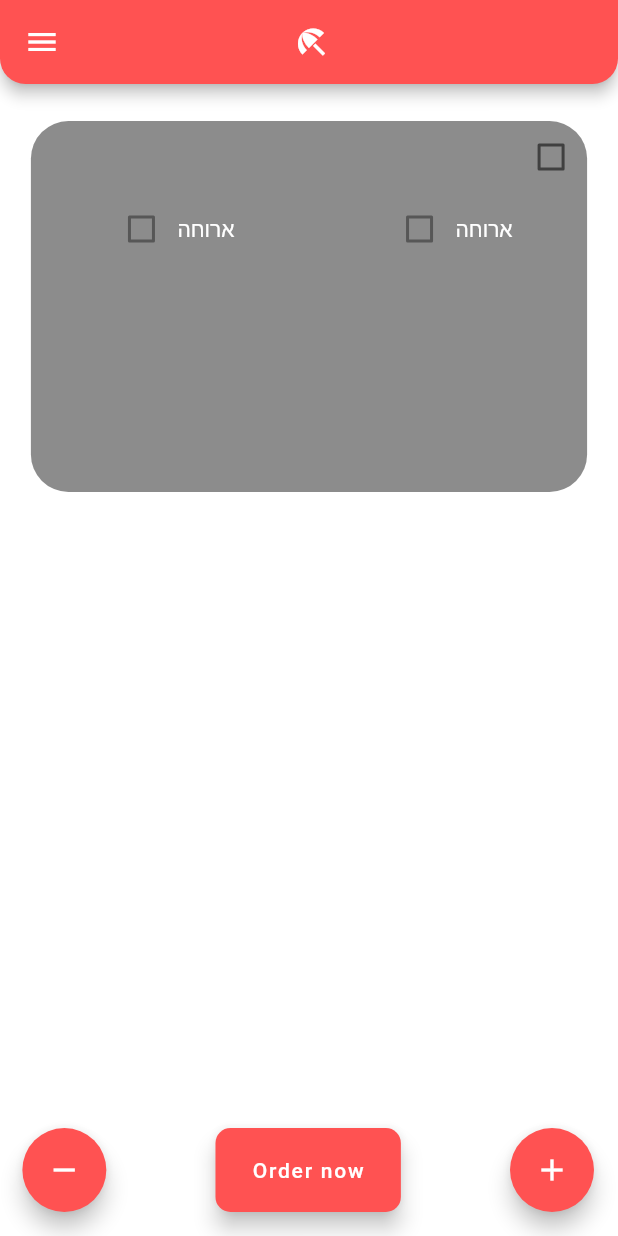
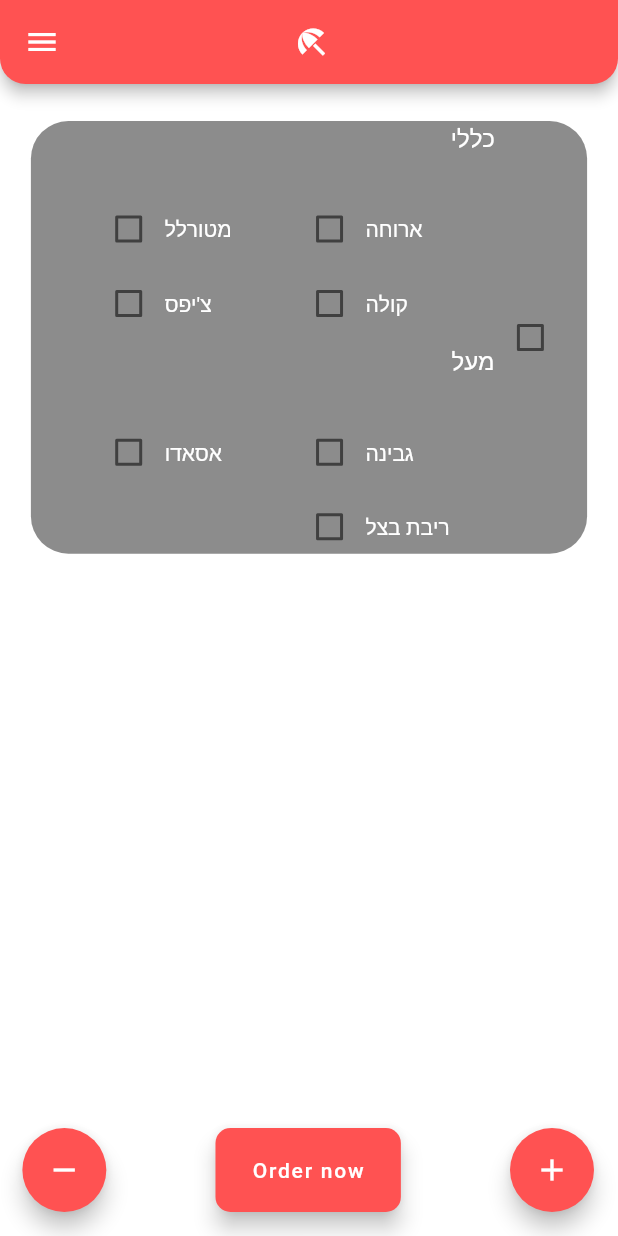
Before and after one commit to benjamin32561/Burger-ordering-app, a Flutter app: the screen it shows once a user with an empty profile is signed in, after a tap on the "add" icon, on a phone screen of 412 x 824 dp. Run offline on Flutter 3.47's test engine with Material 2 defaults, Android fonts, the phone set to English and light mode, and no system bars; our stand-ins replace cloud_firestore, firebase_auth, firebase_core, flutter_spinkit; accounts and stored records are empty.

Commit message:
finished UI, need to send orders and email/phone verification

```diff
--- a/lib/Screens/Home/burger.dart
+++ b/lib/Screens/Home/burger.dart
@@ -1,5 +1,7 @@
 import 'package:flutter/material.dart';
 import 'package:willis/Models/burgerModel.dart';
+
+import '../../helpers.dart';
 
 class Burger extends StatefulWidget
 {
@@ -7,88 +9,90 @@ class Burger extends StatefulWidget
   Burger(this.data);
 
   @override
-  _BurgerState createState() => _BurgerState(data.key);
+  _BurgerState createState() => _BurgerState();
 }
 
 class _BurgerState extends State<Burger>
 {
-  BurgerData data;
   MediaQueryData queryData;
-  _BurgerState(Key k) {data = BurgerData(k);}
-
 
   @override
   Widget build(BuildContext context)
   {
     queryData = MediaQuery.of(context);
     return Container(
+      key: ValueKey(this.widget.data.id),
       decoration: BoxDecoration(
         color: Colors.black45,
         borderRadius: BorderRadius.circular(25.0),
       ),
       alignment: Alignment.center,
       margin: EdgeInsets.only(top: queryData.size.height*0.03, bottom: queryData.size.height*0.03, left: queryData.size.width*0.05, right: queryData.size.width*0.05),
-      height: queryData.size.height*0.3,
-      child: Column(
+      height: queryData.size.height*0.35,
+      child: Row(
         children: [
           Container(
-            alignment: Alignment.topRight,
-            child: Checkbox(
+            height: queryData.size.height*0.35,
+            width: queryData.size.width*0.75,
+            padding: EdgeInsets.only(left: queryData.size.width*0.1),
+            child: GridView.count(
+              crossAxisCount: 2,
+              mainAxisSpacing: 5,
+              childAspectRatio: 3,
+              physics: BouncingScrollPhysics(),
+              children: [
+                Container(),
+                hebrewText("כללי", 16),
+                buildCheckBoxWithText("מטורלל", "crazy"),
+                buildCheckBoxWithText("ארוחה", "meal"),
+                buildCheckBoxWithText("צ'יפס", "fries"),
+                buildCheckBoxWithText("קולה", "cola"),
+                Container(),
+                hebrewText("מעל", 16),
+                buildCheckBoxWithText("אסאדו", "asado"),
+                buildCheckBoxWithText("גבינה", "cheese"),
+                Container(),
+                buildCheckBoxWithText("ריבת בצל", "onion_jam"),
+                Container(),
+                hebrewText("בפנים", 16),
+                buildCheckBoxWithText("חסה", "lades"),
+                buildCheckBoxWithText("עגבנייה", "tomato"),
+                buildCheckBoxWithText("בצל", "onion"),
+                buildCheckBoxWithText("חמוצים", "pickles"),
+              ],
+            ),
+          ),
+          Checkbox(
             checkColor: Colors.white,
             activeColor: Colors.red,
-              value: data.selected,
-              onChanged: (val){
-                setState(() {
-                  data.selected = val;
-                });
-              },
-            ),
-          ),
-          Row(
-            mainAxisAlignment: MainAxisAlignment.spaceAround,
-            children: [
-              Column(
-                children: [
-                  Row(
-                      children: [
-                        Checkbox(
-                          checkColor: Colors.greenAccent,
-                          activeColor: Colors.red,
-                          value: false,
-                        ),
-                        Text("ארוחה",
-                          textDirection: TextDirection.rtl,
-                          style: TextStyle(
-                            color: Colors.white,
-                          ),
-                        ),
-                      ]
+            value: widget.data.info["selected"],
+            onChanged: (val){setState(() => widget.data.info["selected"] = val);},
           ),
         ],
       ),
-              Column(
-                children: [
-                  Row(
+    );
+  }
+
+  Widget buildCheckBoxWithText(String text, String place)
+  {
+    return Row(
       children: [
         Checkbox(
-                          checkColor: Colors.greenAccent,
+          checkColor: Colors.white,
           activeColor: Colors.red,
-                          value: false,
+          value: widget.data.info[place],
+          onChanged: (val){setState(() => widget.data.info[place] = val);},
         ),
-                        Text("ארוחה",
+        hebrewText(text, 14)
+      ]
+    );
+  }
+
+  Widget hebrewText(String text, double font)
+  {
+    return Text(text,
       textDirection: TextDirection.rtl,
-                          style: TextStyle(
-                            color: Colors.white,
-                          ),
-                        ),
-                      ]
-                  ),
-                ],
-              ),
-            ],
-          ),
-        ],
-      )
+      style: textStyle(Colors.white, font),
     );
   }
 }
--- a/lib/Screens/Home/home.dart
+++ b/lib/Screens/Home/home.dart
@@ -19,17 +19,22 @@ class _HomeScreenState extends State<HomeScreen>
   MediaQueryData queryData;
   int toPay = 0;
   int id = 0;
-  List<BurgerData> burgers = null;
+  List<BurgerData> burgers = [];
 
   @override
   Widget build(BuildContext context)
   {
     queryData = MediaQuery.of(context);
     List<Widget> show = [];
-    if (burgers != null)
+    for (int i = 0; i < burgers.length; i++)
+      show.add(Burger(burgers[i]));
+    if (show.isNotEmpty)
     {
-      for (int i = 0; i < burgers.length; i++)
-        show.add(Burger(burgers[i]));
+      show.add(
+        Container(
+          height: queryData.size.height*0.07,
+        )
+      );
     }
     return Scaffold(
       backgroundColor: Colors.white,
@@ -75,16 +80,12 @@ class _HomeScreenState extends State<HomeScreen>
                     backgroundColor: Colors.redAccent,
                     child: Icon(Icons.remove),
                     onPressed: (){
-                      if (burgers != null)
+                      List<BurgerData> temp = [];
+                      for (int i = 0; i < burgers.length; i++)
                       {
-                        List<BurgerData> temp = [];
-                        for (int i = 0; i < burgers.length; i++)
-                        {
-                          if (!burgers[i].selected) temp.add(burgers[i]);
-                        }
-                        print(temp[0].key.toString());
-                        setState(() => burgers = temp);
+                        if (!burgers[i].info["selected"]) temp.add(burgers[i]);
                       }
+                      setState(() => burgers = temp);
                     },
                   ),
                   Container(
@@ -104,9 +105,8 @@ class _HomeScreenState extends State<HomeScreen>
                     backgroundColor: Colors.redAccent,
                     child: Icon(Icons.add),
                     onPressed: () {
-                      BurgerData bd = new BurgerData(ValueKey(id));
-                      if (burgers == null) burgers = [bd];
-                      else burgers.insert(0, bd);
+                      BurgerData bd = BurgerData(id);
+                      burgers.insert(0, bd);
                       setState(() => id++);
                     },
                   ),
--- a/lib/models/burgerModel.dart
+++ b/lib/models/burgerModel.dart
@@ -2,7 +2,20 @@ import 'package:flutter/material.dart';
 
 class BurgerData
 {
-  bool selected = false;
-  Key key;
-  BurgerData(this.key);
+  Map<String, bool> info = {
+    "selected":false,
+    "meal":false,
+    "crazy":false,
+    "fries":false,
+    "cola":false,
+    "asado":false,
+    "cheese":false,
+    "onion_jam":false,
+    "lades":false,
+    "onion":false,
+    "pickles":false,
+    "tomato":false,
+  };
+  int id;
+  BurgerData(this.id);
 }
```
Lines whose indentation alone changed are shown as unchanged.
